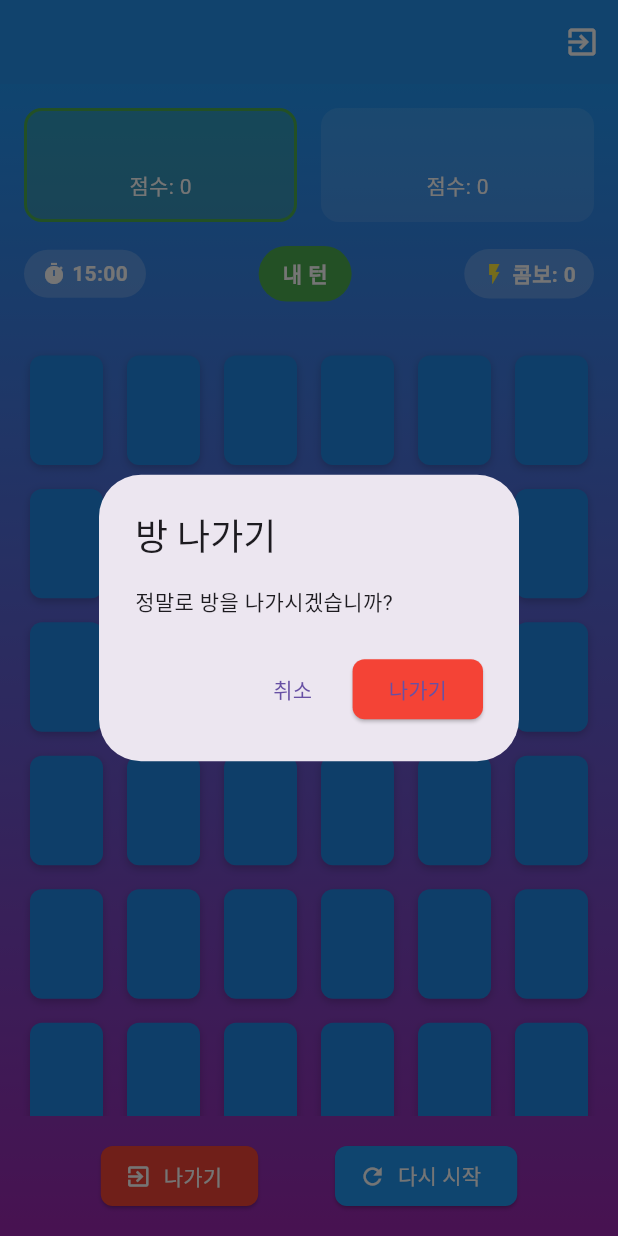
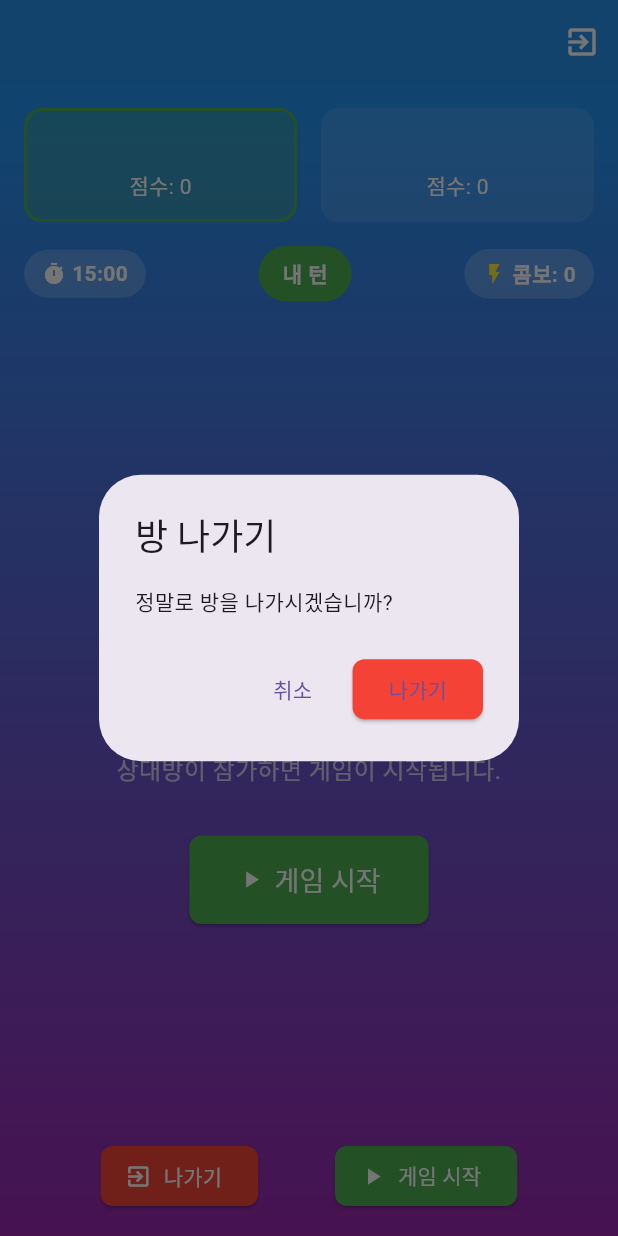
Before and after one commit to lsy3709/memory_game, a Flutter app: the OnlineMultiplayerGameScreen screen opened directly with empty values, after a tap on "나가기", on a phone screen of 412 x 824 dp. Run offline on Flutter 3.47's test engine with Material 3 defaults, Android fonts, the phone set to English and light mode, and no system bars; our stand-ins replace audioplayers, cloud_firestore, email_validator, firebase_auth, firebase_core, shared_preferences; accounts and stored records are empty.

Commit message:
방장 방  만들고, 참여되지만, 이름 및 카드 크기 및 배치, 시작 이슈 작업1

```diff
--- a/lib/screens/online_multiplayer_game_screen.dart
+++ b/lib/screens/online_multiplayer_game_screen.dart
@@ -80,12 +80,23 @@ class _OnlineMultiplayerGameScreenState extends State<OnlineMultiplayerGameScree
         final userData = await firebaseService.getUserData(user.uid);
         currentPlayerName = userData?['playerName'] ?? user.displayName ?? '플레이어';
 
-        // 상대방 정보 가져오기
-        opponentPlayerName = currentRoom.getOtherPlayerName(currentPlayerId) ?? '상대방';
-        opponentPlayerEmail = currentRoom.getOtherPlayerEmail(currentPlayerId) ?? '';
+        // 상대방 정보 가져오기 - 방 정보에서 직접 가져오기
+        if (currentRoom.isHost(currentPlayerId)) {
+          // 방장인 경우 게스트 정보 가져오기
+          opponentPlayerName = currentRoom.guestName ?? '대기 중...';
+          opponentPlayerEmail = currentRoom.guestEmail ?? '';
+        } else {
+          // 게스트인 경우 방장 정보 가져오기
+          opponentPlayerName = currentRoom.hostName;
+          opponentPlayerEmail = currentRoom.hostEmail;
+        }
 
         // 방장이 먼저 시작
         isMyTurn = currentRoom.isHost(currentPlayerId);
+
+        print('플레이어 정보 로드 완료:');
+        print('현재 플레이어: $currentPlayerName (${currentRoom.isHost(currentPlayerId) ? '방장' : '게스트'})');
+        print('상대방: $opponentPlayerName');
       }
     } catch (e) {
       print('플레이어 정보 로드 오류: $e');
@@ -98,6 +109,17 @@ class _OnlineMultiplayerGameScreenState extends State<OnlineMultiplayerGameScree
       if (room != null) {
         setState(() {
           currentRoom = room;
+
+          // 상대방 정보 업데이트
+          if (currentPlayerId.isNotEmpty) {
+            if (room.isHost(currentPlayerId)) {
+              opponentPlayerName = room.guestName ?? '대기 중...';
+              opponentPlayerEmail = room.guestEmail ?? '';
+            } else {
+              opponentPlayerName = room.hostName;
+              opponentPlayerEmail = room.hostEmail;
+            }
+          }
         });
 
         // 방 상태에 따른 처리
@@ -435,9 +457,11 @@ class _OnlineMultiplayerGameScreenState extends State<OnlineMultiplayerGameScree
             // 게임 정보 헤더
             _buildGameHeader(),
 
-            // 카드 그리드
+            // 게임 시작 전 대기 화면 또는 카드 그리드
             Expanded(
-              child: _buildCardGrid(),
+              child: currentRoom.status == RoomStatus.waiting
+                  ? _buildWaitingScreen()
+                  : _buildCardGrid(),
             ),
 
             // 게임 컨트롤
@@ -589,11 +613,33 @@ class _OnlineMultiplayerGameScreenState extends State<OnlineMultiplayerGameScree
 
   /// 카드 그리드 위젯
   Widget _buildCardGrid() {
-    return GridView.builder(
+    // 화면 크기에 따라 카드 크기 조정
+    final screenSize = MediaQuery.of(context).size;
+    final screenWidth = screenSize.width;
+    final screenHeight = screenSize.height;
+
+    // 헤더와 컨트롤 영역을 제외한 사용 가능한 높이 계산
+    final availableHeight = screenHeight - 200; // 헤더 + 컨트롤 영역 대략적 계산
+
+    // 카드 크기 계산 (화면에 맞게 조정)
+    final cardWidth = (screenWidth - 32 - (cols - 1) * 8) / cols; // 패딩과 간격 고려
+    final cardHeight = cardWidth * 1.4; // 카드 비율 조정
+
+    // 그리드가 화면을 벗어나지 않도록 조정
+    final totalGridHeight = cardHeight * rows + (rows - 1) * 8;
+    final adjustedCardHeight = totalGridHeight > availableHeight
+        ? (availableHeight - (rows - 1) * 8) / rows
+        : cardHeight;
+
+    return SingleChildScrollView(
       padding: const EdgeInsets.all(16),
-      gridDelegate: const SliverGridDelegateWithFixedCrossAxisCount(
+      child: SizedBox(
+        height: totalGridHeight > availableHeight ? totalGridHeight : availableHeight,
+        child: GridView.builder(
+          physics: const NeverScrollableScrollPhysics(), // 스크롤 비활성화
+          gridDelegate: SliverGridDelegateWithFixedCrossAxisCount(
             crossAxisCount: cols,
-        childAspectRatio: 0.7,
+            childAspectRatio: cardWidth / adjustedCardHeight,
             crossAxisSpacing: 8,
             mainAxisSpacing: 8,
           ),
@@ -604,6 +650,8 @@ class _OnlineMultiplayerGameScreenState extends State<OnlineMultiplayerGameScree
               onTap: () => _onCardTap(index),
             );
           },
+        ),
+      ),
     );
   }
 
@@ -623,6 +671,17 @@ class _OnlineMultiplayerGameScreenState extends State<OnlineMultiplayerGameScree
               foregroundColor: Colors.white,
             ),
           ),
+          if (currentRoom.status == RoomStatus.waiting && currentRoom.isHost(currentPlayerId) && currentRoom.isFull)
+            ElevatedButton.icon(
+              onPressed: _startGameAsHost,
+              icon: const Icon(Icons.play_arrow),
+              label: const Text('게임 시작'),
+              style: ElevatedButton.styleFrom(
+                backgroundColor: Colors.green,
+                foregroundColor: Colors.white,
+              ),
+            ),
+          if (currentRoom.status == RoomStatus.playing)
             ElevatedButton.icon(
               onPressed: isGameRunning ? null : _resetGame,
               icon: const Icon(Icons.refresh),
@@ -672,4 +731,68 @@ class _OnlineMultiplayerGameScreenState extends State<OnlineMultiplayerGameScree
       ),
     );
   }
+
+  /// 대기 화면 위젯
+  Widget _buildWaitingScreen() {
+    return Center(
+      child: Column(
+        mainAxisAlignment: MainAxisAlignment.center,
+        children: [
+          const Icon(
+            Icons.people,
+            size: 80,
+            color: Colors.white,
+          ),
+          const SizedBox(height: 24),
+          Text(
+            '게임 시작 대기 중...',
+            style: const TextStyle(
+              fontSize: 24,
+              fontWeight: FontWeight.bold,
+              color: Colors.white,
+            ),
+          ),
+          const SizedBox(height: 16),
+          Text(
+            '상대방이 참가하면 게임이 시작됩니다.',
+            style: const TextStyle(
+              fontSize: 16,
+              color: Colors.white70,
+            ),
+            textAlign: TextAlign.center,
+          ),
+          const SizedBox(height: 32),
+
+          // 방장만 시작 버튼 표시
+          if (currentRoom.isHost(currentPlayerId) && currentRoom.isFull)
+            ElevatedButton.icon(
+              onPressed: _startGameAsHost,
+              icon: const Icon(Icons.play_arrow),
+              label: const Text('게임 시작'),
+              style: ElevatedButton.styleFrom(
+                backgroundColor: Colors.green,
+                foregroundColor: Colors.white,
+                padding: const EdgeInsets.symmetric(horizontal: 32, vertical: 16),
+                textStyle: const TextStyle(fontSize: 18),
+              ),
+            ),
+        ],
+      ),
+    );
   }
+
+  /// 방장이 게임 시작
+  Future<void> _startGameAsHost() async {
+    try {
+      await firebaseService.updateRoomStatus(currentRoom.id, RoomStatus.playing);
+      print('게임 시작 요청 완료');
+    } catch (e) {
+      print('게임 시작 오류: $e');
+      if (mounted) {
+        ScaffoldMessenger.of(context).showSnackBar(
+          SnackBar(content: Text('게임 시작에 실패했습니다: $e')),
+        );
+      }
+    }
+  }
+}
```
Lines whose indentation alone changed are shown as unchanged.
